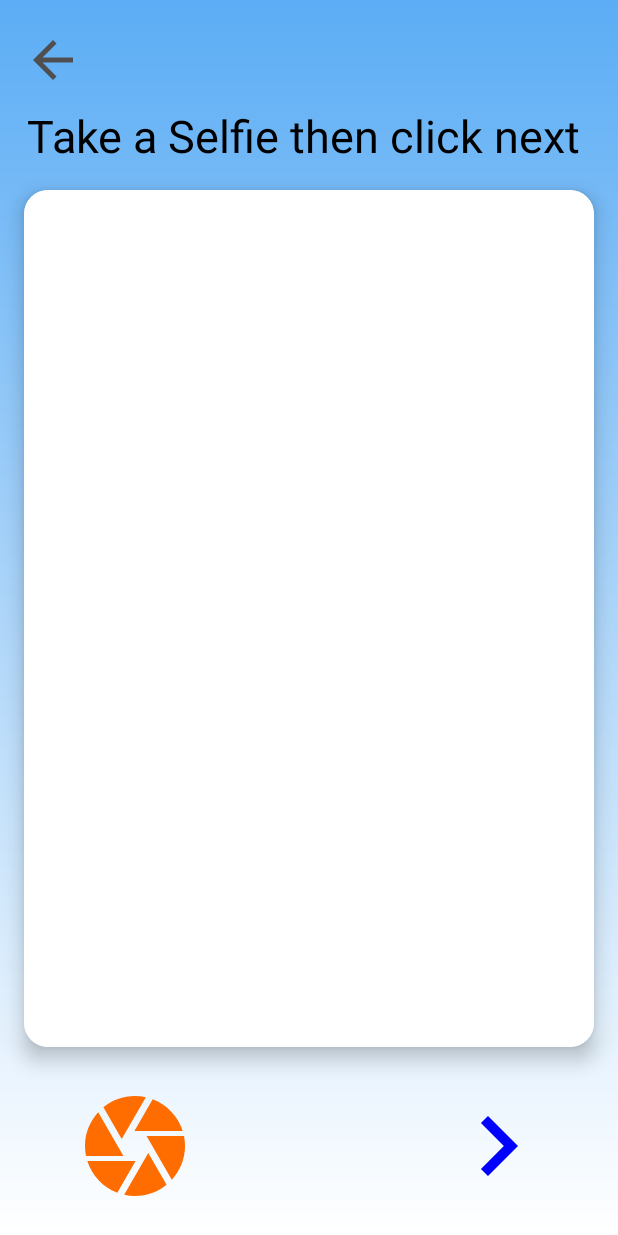
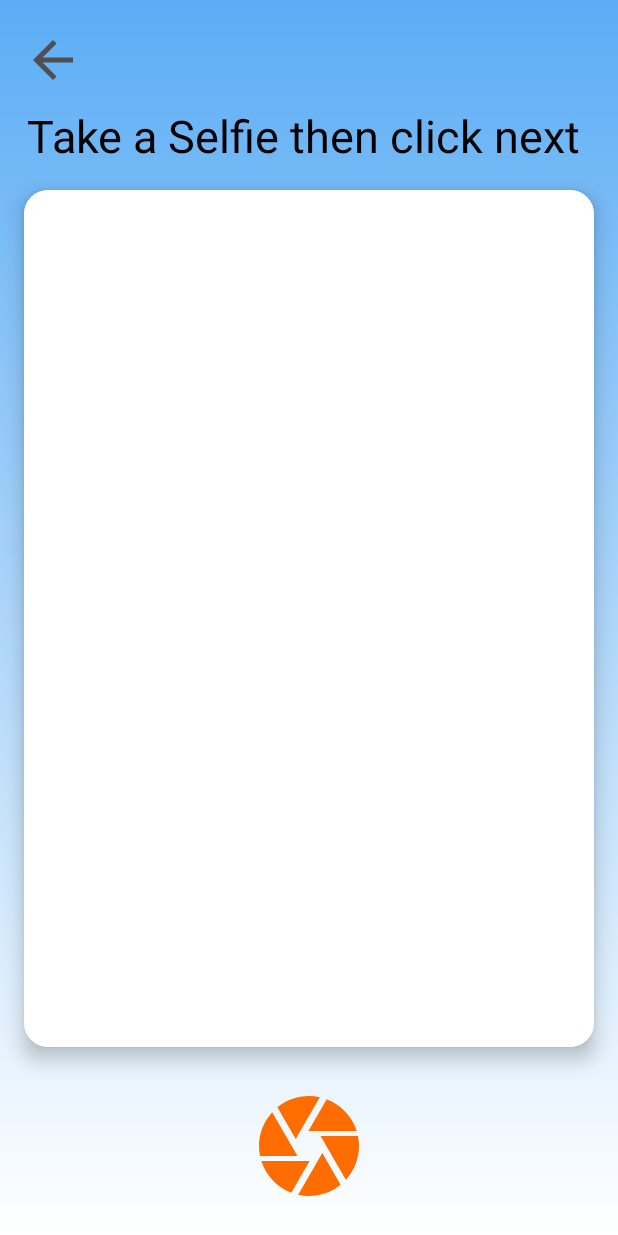
Before and after one commit to ahmad-shaban/age-estimator, an Android app: the CameraActivity screen opened directly, with no data from a screen before it, on a phone screen of 412 x 824 dp. Run offline under Robolectric (Android 15) with nearby library versions, the phone set to English and light mode, and no system bars.

Commit message:
hide nextBtn in camera activity

```diff
--- a/app/src/main/java/com/example/ageestimator/CameraActivity.java
+++ b/app/src/main/java/com/example/ageestimator/CameraActivity.java
@@ -26,42 +26,16 @@ public class CameraActivity extends AppCompatActivity {
     ImageView imageView;
     ImageButton backBtn, capBtn, nextBtn;
 
-    public static class RetrofitClient {
-        private static Retrofit retrofit = null;
-
-        public static FaceAgeEstimatorService getService() {
-            if (retrofit == null) {
-                retrofit = new Retrofit.Builder()
-                        .baseUrl("https://api-inference.huggingface.co")
-                        .addConverterFactory(GsonConverterFactory.create())
-                        .build();
-            }
-
-            return retrofit.create(FaceAgeEstimatorService.class);
-        }
-    }
-
     @Override
     protected void onCreate(Bundle savedInstanceState) {
         super.onCreate(savedInstanceState);
         setContentView(R.layout.activity_camera);
 
-        imageView = findViewById(R.id.imageView);
-        capBtn = findViewById(R.id.capBtn);
-        nextBtn = findViewById(R.id.nextBtn);
-        backBtn = findViewById(R.id.backBtn);
+        initViews();
+        askCameraPermission();
 
         backBtn.setOnClickListener(v -> finish());
         nextBtn.setOnClickListener(v -> goToRecordActivity());
-
-        // Request for camera runtime permission
-        if (ContextCompat.checkSelfPermission(CameraActivity.this, Manifest.permission.CAMERA)
-        != PackageManager.PERMISSION_GRANTED){
-            ActivityCompat.requestPermissions(CameraActivity.this, new String[]{
-                    Manifest.permission.CAMERA
-            }, 100);
-        }
-
         capBtn.setOnClickListener(new View.OnClickListener() {
             @Override
             public void onClick(View v) {
@@ -78,7 +52,8 @@ public class CameraActivity extends AppCompatActivity {
         if (requestCode == 100 && resultCode == RESULT_OK){
             Bitmap bitmap = (Bitmap) data.getExtras().get("data");
             imageView.setImageBitmap(bitmap);
-            imageView.setScaleType(ImageView.ScaleType.FIT_CENTER);
+            nextBtn.setVisibility(View.VISIBLE);
+//            imageView.setScaleType(ImageView.ScaleType.FIT_CENTER);
         }
     }
 
@@ -99,4 +74,19 @@ public class CameraActivity extends AppCompatActivity {
         startActivity(intent);
     }
 
+    private void askCameraPermission(){
+        if (ContextCompat.checkSelfPermission(CameraActivity.this, Manifest.permission.CAMERA)
+        != PackageManager.PERMISSION_GRANTED){
+            ActivityCompat.requestPermissions(CameraActivity.this, new String[]{
+                    Manifest.permission.CAMERA
+            }, 100);
+        }
+    }
+    private void initViews() {
+        imageView = findViewById(R.id.imageView);
+        capBtn = findViewById(R.id.capBtn);
+        nextBtn = findViewById(R.id.nextBtn);
+        backBtn = findViewById(R.id.backBtn);
+    }
+
 }
--- a/app/src/main/res/layout/activity_camera.xml
+++ b/app/src/main/res/layout/activity_camera.xml
@@ -45,13 +45,11 @@
         android:padding="10dp"
         app:layout_constraintBottom_toBottomOf="parent"
         app:layout_constraintStart_toStartOf="parent"
+        app:layout_constraintEnd_toStartOf="@+id/nextBtn"
         android:layout_marginBottom="10dp"
-        android:layout_marginStart="40dp"
 
         />
-<!--    android:text="Capture"-->
-<!--    android:textColor="#ffffff"-->
-<!--    android:textStyle="bold"-->
+
     <ImageButton
         android:id="@+id/nextBtn"
         android:layout_width="100dp"
@@ -59,10 +57,11 @@
         android:background="@drawable/round_btn"
         android:src="@drawable/next"
         android:scaleType="fitCenter"
+        android:visibility="gone"
         android:padding="10dp"
         app:layout_constraintTop_toTopOf="@+id/capBtn"
         app:layout_constraintEnd_toEndOf="parent"
-        android:layout_marginEnd="30dp"
+        app:layout_constraintStart_toEndOf="@+id/capBtn"
         />
 
     <androidx.cardview.widget.CardView
```
